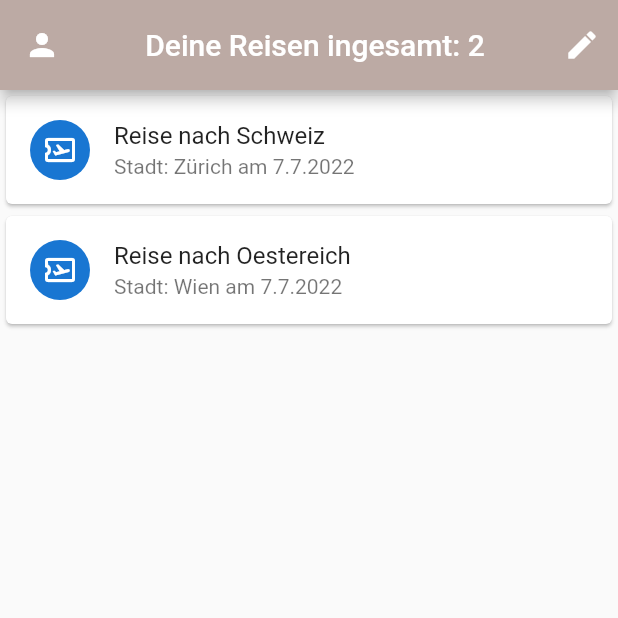
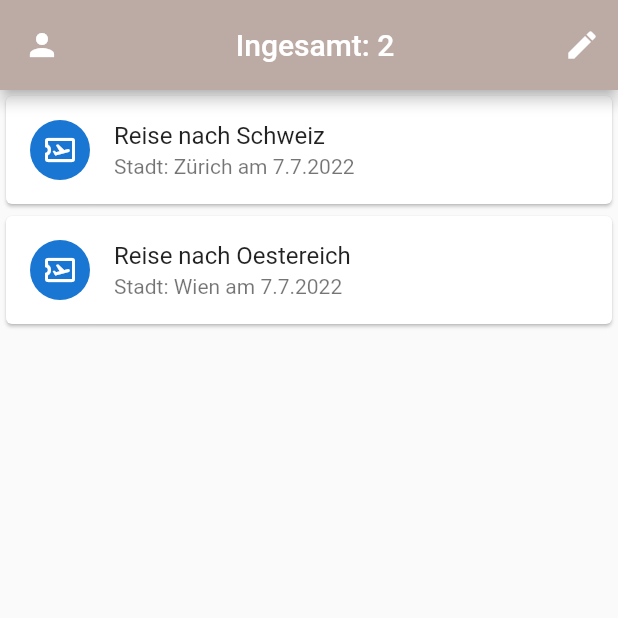
Before and after one commit to DavideDiGiovanni18/Modul_335, a Flutter app: the screen it shows after launch, after a tap on "Your Trips", on a phone screen of 412 x 824 dp, the top half of it. Run offline on Flutter 3.47's test engine with Material 2 defaults, Android fonts, the light colour scheme and no system bars; our stand-ins replace audioplayers, location; missing offline and left inert: country_state_city_picker, weekly_date_picker.

Commit message:
improved code and added comments

```diff
--- a/lib/pages/travelStartPage.dart
+++ b/lib/pages/travelStartPage.dart
@@ -1,6 +1,8 @@
 import 'package:flutter/material.dart';
+import 'package:provider/provider.dart';
+import 'package:travel_planner/model/profile.dart';
 import 'package:travel_planner/pages/profilePage.dart';
-import 'package:travel_planner/pages/travelPage.dart';
+import 'package:travel_planner/pages/createTripPage.dart';
 import 'package:travel_planner/pages/tripsPage.dart';
 
 class TravelStartPage extends StatefulWidget {
@@ -8,8 +10,11 @@ class TravelStartPage extends StatefulWidget {
 }
 
 class _travel extends State<TravelStartPage> {
+
   @override
   Widget build(BuildContext context) {
+    var profil = Provider.of<Profile>(context);//
+    // profile information
     return Scaffold(
       appBar: AppBar(
         toolbarHeight: 70,
@@ -46,9 +51,9 @@ class _travel extends State<TravelStartPage> {
           children: <Widget>[
             Container(
               child: Text(
-                "Welcome: Davide",
+                "Welcome: "+profil.getName(),
                 style: TextStyle(
-                    fontSize: 40,
+                    fontSize: 30,
                     color: Colors.brown[400],
                     fontWeight: FontWeight.bold),
               ),
@@ -63,7 +68,7 @@ class _travel extends State<TravelStartPage> {
                   onPressed: () {
                     Navigator.push(context,
                         MaterialPageRoute(builder: (context) {
-                          return TravelPage();
+                          return CreateTripPage();
                         }));
                   },
                   style: ButtonStyle(
--- a/lib/pages/tripsPage.dart
+++ b/lib/pages/tripsPage.dart
@@ -2,27 +2,25 @@ import 'package:flutter/cupertino.dart';
 import 'package:flutter/material.dart';
 import 'package:provider/provider.dart';
 import 'package:travel_planner/model/trips.dart';
-import 'package:shared_preferences/shared_preferences.dart';
 import 'package:travel_planner/pages/profilePage.dart';
-import 'package:travel_planner/pages/travelPage.dart';
-import 'package:travel_planner/pages/yourTripPage.dart';
+import 'package:travel_planner/pages/createTripPage.dart';
+import 'package:travel_planner/pages/oneTripPage.dart';
 
 class TripsPage extends StatefulWidget {
   _trips createState() => _trips();
 }
 
 class _trips extends State<TripsPage> {
-
   @override
   Widget build(BuildContext context) {
     var name = Provider.of<Trips>(context);
-    var value = name.trips;
+    var value = name.trips; //get List of your Trips
+
     return Scaffold(
         appBar: AppBar(
           toolbarHeight: 60,
-          title: Center(
-              child: Text("Deine Reisen ingesamt: " + value.length.toString())),
           backgroundColor: Colors.brown[200],
+          title: Center(child: Text("Ingesamt: " + value.length.toString())),
           leading: Builder(builder: (BuildContext context) {
             //left side
             return IconButton(
@@ -41,7 +39,7 @@ class _trips extends State<TripsPage> {
                 Navigator.push(
                   context,
                   MaterialPageRoute(builder: (context) {
-                    return TravelPage();
+                    return CreateTripPage();
                   }),
                 );
               },
@@ -51,10 +49,9 @@ class _trips extends State<TripsPage> {
         body: SafeArea(
             child: ListView.builder(
           itemCount: value.length,
-              itemBuilder: (context, index) =>
-                  Card(
+          itemBuilder: (context, index) => Card(
               child: ListTile(
-                        leading: CircleAvatar(
+            leading: CircleAvatar(//Icon links
               child: Icon(Icons.airplane_ticket_outlined),
             ),
             title: Text("Reise nach " + value[index].getCountry()),
@@ -65,9 +62,9 @@ class _trips extends State<TripsPage> {
             onTap: () {
               Navigator.push(
                 context,
-                            MaterialPageRoute(builder: (context) =>
-                                YourTripPage(trip: value[index])),
-                          );
+                MaterialPageRoute(
+                    builder: (context) => OneTripPage(trip: value[index])),
+              );//Übergebe das objekt der ausgewählten Reise
             },
           )),
         )));
```
Also changed, not shown: lib/pages/createTripPage.dart (renamed from lib/pages/travelPage.dart, +15 -11 lines), lib/pages/oneTripPage.dart (added, +47 -0 lines), lib/pages/profilePage.dart (+6 -4 lines), lib/pages/yourTripPage.dart (deleted, +0 -35 lines), 1 other file. Lines whose indentation alone changed are shown as unchanged.
